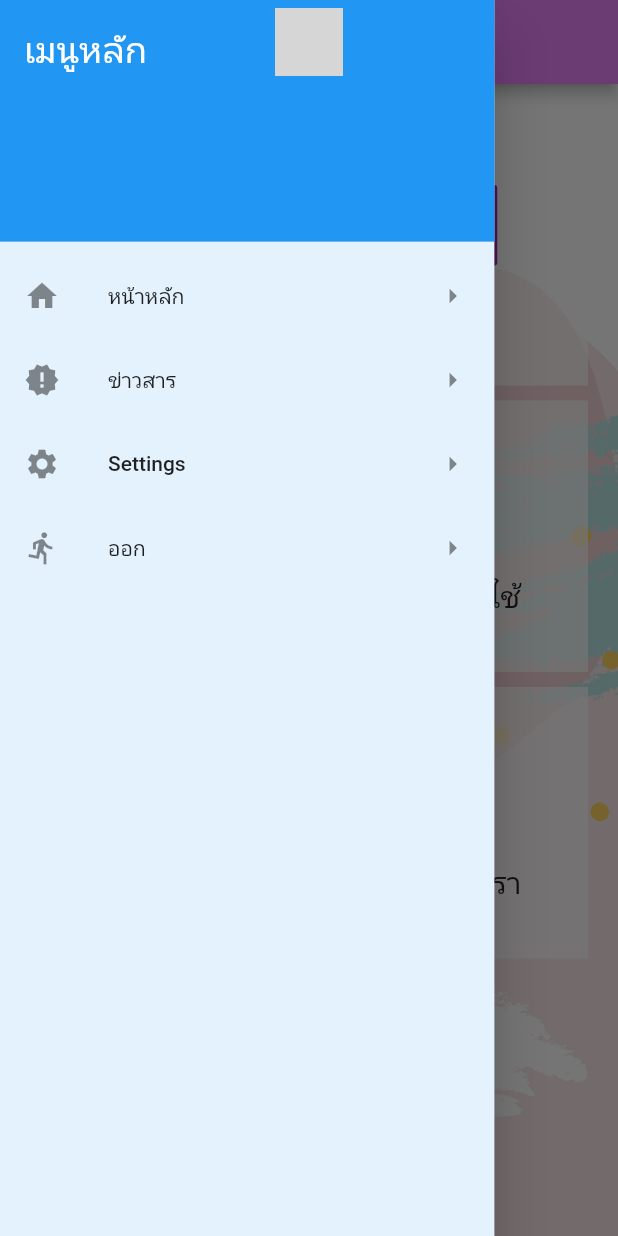
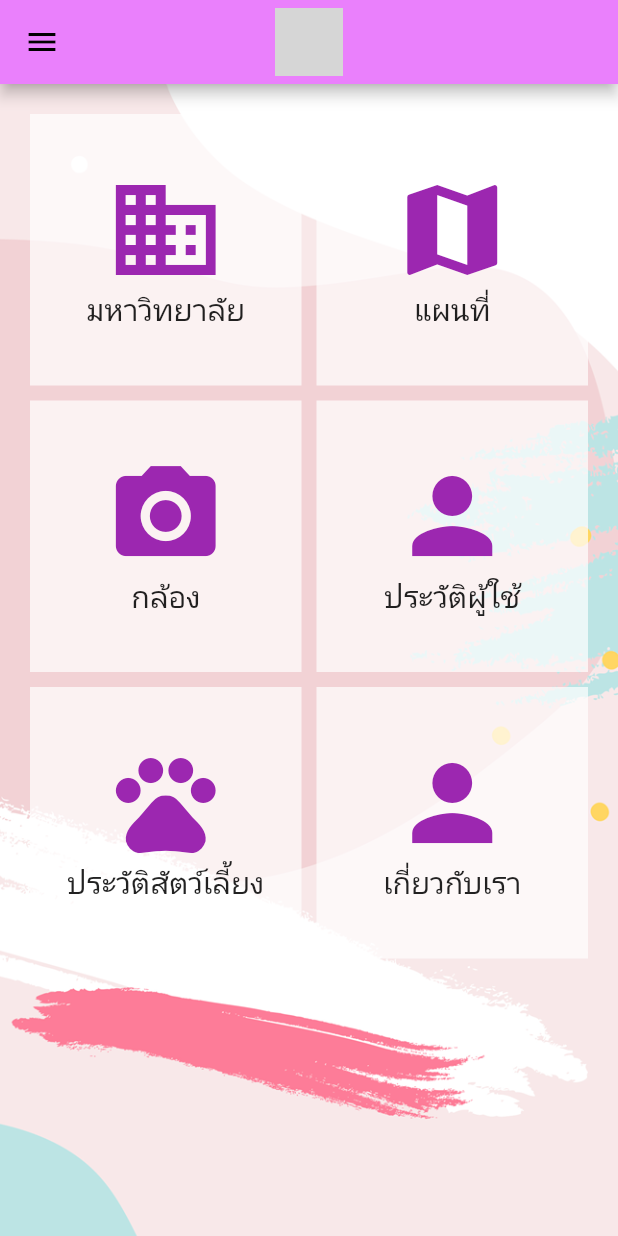
Before and after one commit to nakaren1234/Pet, a Flutter app: the HomePage screen opened directly, in the side drawer, after a tap on "หน้าหลัก", on a phone screen of 412 x 824 dp. Run offline on Flutter 3.47's test engine with Material 2 defaults, Android fonts, the phone set to English and light mode, and no system bars; our stand-ins replace firebase_auth, firebase_core, pull_to_refresh, webview_flutter; accounts and stored records are empty; grey boxes are pictures that could not be loaded.

Commit message:
แก้ไข dawerให้กลับหน้าหลัก
ในส่วนrouting

```diff
--- a/lib/widgets/menu.dart
+++ b/lib/widgets/menu.dart
@@ -1,6 +1,6 @@
 import 'package:flutter/material.dart';
 import 'package:flutterapp/pages/FristPage.dart';
-// import 'package:flutterapp/pages/HomePage.dart';
+import 'package:flutterapp/pages/HomePage.dart';
 
 class Menu extends StatefulWidget {
   Menu({Key key}) : super(key: key);
@@ -34,17 +34,17 @@ class _MenuState extends State<Menu> {
                 leading: Icon(Icons.home),
                 title: Text('หน้าหลัก'),
                 trailing: Icon(Icons.arrow_right),
-                selected:
-                    ModalRoute.of(context).settings.name == 'homestack/home'
-                        ? true
-                        : false,
+                // selected:
+                //     ModalRoute.of(context).settings.name == 'homestack/home'
+                //         ? true
+                //         : false,
                 onTap: () {
-                  Navigator.of(context, rootNavigator: true)
-                      .pushNamedAndRemoveUntil(
-                          '/homestack', (Route<dynamic> route) => false);
-                  //   MaterialPageRoute materialPageRoute = MaterialPageRoute(
-                  //       builder: (BuildContext context) => HomePage());
-                  //   Navigator.of(context).push(materialPageRoute);
+                  // Navigator.of(context, rootNavigator: true)
+                  //     .pushNamedAndRemoveUntil(
+                  //         '/homestack', (Route<dynamic> route) => false);
+                  MaterialPageRoute materialPageRoute = MaterialPageRoute(
+                      builder: (BuildContext context) => HomePage());
+                  Navigator.of(context).push(materialPageRoute);
                 },
               ),
               // ListTile(
```
